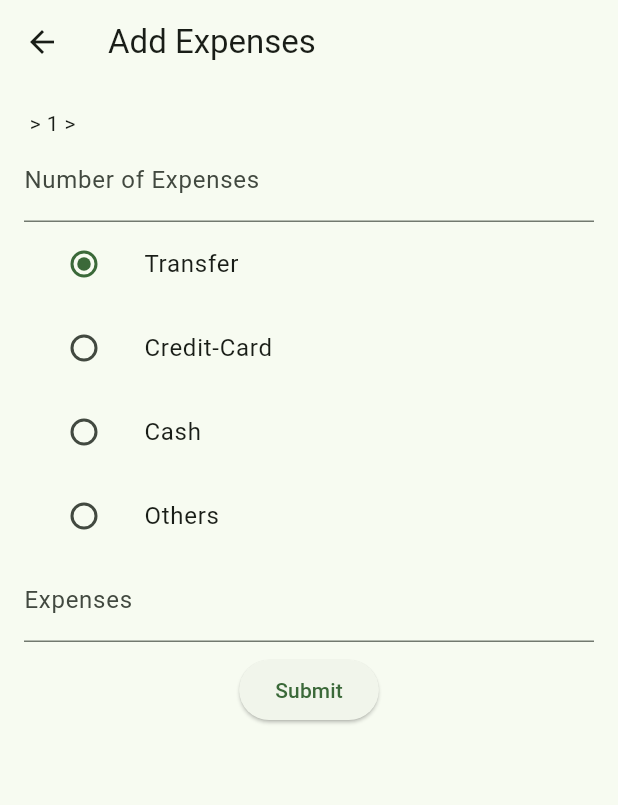
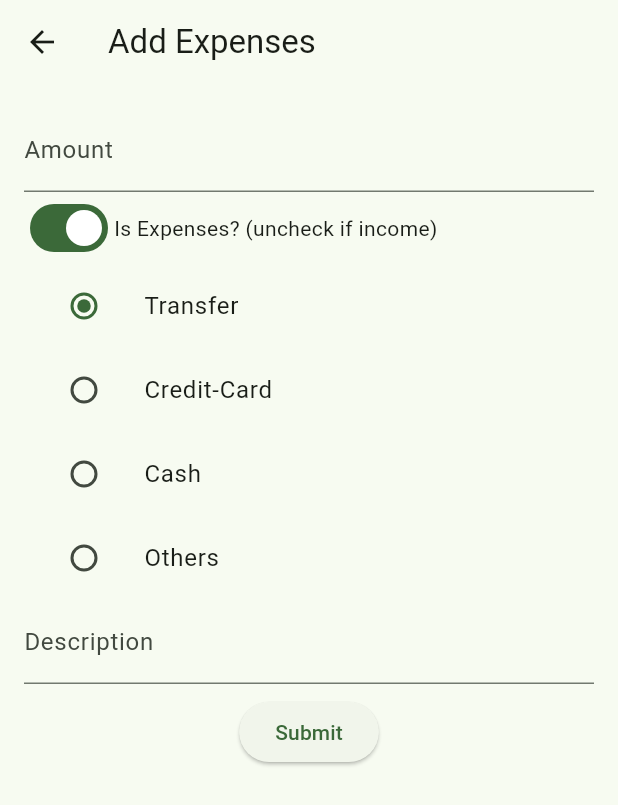
Before and after one commit to dragonkorn/expenses-manager, a Flutter app: the AddExpensesScreen screen opened by its route, on a phone screen of 412 x 824 dp. Shown: the top 805 px of the screen. Run offline on Flutter 3.47's test engine with Material 3 defaults, Android fonts, the phone set to English and light mode, and no system bars; our stand-ins replace bloc, equatable, flutter_bloc, flutter_secure_storage, freezed_annotation, get_it and 3 more; accounts and stored records are empty.

Commit message:
Add isExpenses field to Expenses and ExpensesModel

```diff
--- a/lib/data/db/sqlite.dart
+++ b/lib/data/db/sqlite.dart
@@ -24,8 +24,9 @@ class DatabaseHelper {
       // When the database is first created, create a table to store dogs.
       onCreate: (db, version) {
         // Run the CREATE TABLE statement on the database.
+        // return db.execute('DROP TABLE IF EXISTS expenses');
         return db.execute(
-          'CREATE TABLE expenses ( id TEXT PRIMARY KEY, amount REAL, date DATE, expensesMethod TEXT, description TEXT)',
+          'CREATE TABLE expenses ( id TEXT PRIMARY KEY, amount REAL, date DATE, expensesMethod TEXT, description TEXT, isExpenses INTEGER)',
         );
       },
       // Set the version. This executes the onCreate function and provides a
@@ -34,3 +35,8 @@ class DatabaseHelper {
     );
   }
 }
+
+/// To find db
+/// `ps aux | grep 'CoreSimulator/Devices'`
+/// `cd /Users/kornisaranimitr/Library/Developer/CoreSimulator/Devices/C15B237E-ADCF-48F6-B84E-FD5A81682D2C/`
+/// `find ./ -type f -name 'expenses_database.db'`
--- a/lib/data/expenses_repository.dart
+++ b/lib/data/expenses_repository.dart
@@ -22,9 +22,10 @@ class ExpensesRepository {
 
   Future<void> insert(ExpensesModel expenses) async {
     final db = await dbCore.getDatabase();
+    var json = expenses.toJson();
     await db.insert(
       'expenses',
-      expenses.toJson(),
+      json,
       conflictAlgorithm: ConflictAlgorithm.replace,
     );
   }
--- a/lib/data/models/expenses_model.dart
+++ b/lib/data/models/expenses_model.dart
@@ -11,6 +11,7 @@ class ExpensesModel with _$ExpensesModel {
     required DateTime date,
     required String expensesMethod,
     required String description,
+    int? isExpenses,
   }) = _ExpensesModel;
 
   factory ExpensesModel.fromJson(Map<String, dynamic> json) =>
--- a/lib/data/storage/add_expenses.dart
+++ b/lib/data/storage/add_expenses.dart
@@ -47,6 +47,11 @@ class ExpensesStorageManager {
       expensesModelList.add(newExpenses);
       for (var expensesModel in expensesModelList) {
         final json = expensesModel.toJson();
+        json['isExpenses'] = switch (json['isExpenses']) {
+          true => 1,
+          false => 0,
+          _ => null,
+        };
         expensesJsonList.add(json);
       }
       final encoded = jsonEncode(expensesJsonList);
--- a/lib/domain/entities/expenses.dart
+++ b/lib/domain/entities/expenses.dart
@@ -11,6 +11,7 @@ class Expenses with _$Expenses {
     required DateTime date,
     required String expensesMethod,
     required String description,
+    int? isExpenses,
   }) = _Expenses;
 
   factory Expenses.fromJson(Map<String, dynamic> json) =>
--- a/lib/domain/usecases/add_expenses_usecase.dart
+++ b/lib/domain/usecases/add_expenses_usecase.dart
@@ -21,6 +21,7 @@ class AddExpensesUsecase extends UseCase<AddExpensesUsecaseParams, bool> {
       amount: params.amount,
       date: DateTime.now(),
       expensesMethod: params.expensesMethod,
+      isExpenses: params.isExpenses,
     );
 
     try {
@@ -36,10 +37,12 @@ class AddExpensesUsecaseParams {
   final String description;
   final double amount;
   final String expensesMethod;
+  final int isExpenses;
 
   AddExpensesUsecaseParams({
     required this.description,
     required this.amount,
     required this.expensesMethod,
+    required this.isExpenses,
   });
 }
--- a/lib/presentation/blocs/create_expenses_bloc.dart
+++ b/lib/presentation/blocs/create_expenses_bloc.dart
@@ -32,6 +32,7 @@ class CreateExpensesBloc
         description: event.description,
         amount: event.amount,
         expensesMethod: event.expensesMethod,
+        isExpenses: event.isExpenses,
       ));
       if (isSuccess) {
         return emit(CreateExpensesSuccess());
--- a/lib/presentation/blocs/create_expenses_event.dart
+++ b/lib/presentation/blocs/create_expenses_event.dart
@@ -13,11 +13,13 @@ final class CreateExpensesSubmitted extends CreateExpensesEvent {
   final double amount;
   final String expensesMethod;
   final String description;
+  final int isExpenses;
 
   const CreateExpensesSubmitted({
     required this.amount,
     required this.expensesMethod,
     required this.description,
+    required this.isExpenses,
   });
 
   @override
@@ -25,5 +27,6 @@ final class CreateExpensesSubmitted extends CreateExpensesEvent {
         amount,
         expensesMethod,
         description,
+        isExpenses,
       ];
 }
--- a/lib/presentation/screens/add_expenses_screen.dart
+++ b/lib/presentation/screens/add_expenses_screen.dart
@@ -15,6 +15,7 @@ class _AddExpensesScreenState extends State<AddExpensesScreen> {
   String _expensesValue = '';
   String _expensesMethod = '1';
   String _description = '';
+  bool _isExpenses = true;
 
   void _onSubmit() {
     context.read<CreateExpensesBloc>().add(
@@ -22,6 +23,7 @@ class _AddExpensesScreenState extends State<AddExpensesScreen> {
             amount: double.parse(_expensesValue),
             expensesMethod: _expensesMethod,
             description: _description,
+            isExpenses: _isExpenses ? 1 : 0,
           ),
         );
   }
@@ -56,15 +58,9 @@ class _AddExpensesScreenState extends State<AddExpensesScreen> {
               },
               child: Column(
                 children: [
-                  Row(
-                    children: [
-                      Text(
-                          '$_expensesValue > $_expensesMethod > $_description'),
-                    ],
-                  ),
                   TextField(
                     decoration: const InputDecoration(
-                      labelText: 'Number of Expenses',
+                      labelText: 'Amount',
                     ),
                     keyboardType: const TextInputType.numberWithOptions(
                       decimal: true,
@@ -76,7 +72,23 @@ class _AddExpensesScreenState extends State<AddExpensesScreen> {
                       });
                     },
                   ),
+                  // Switch input between expenses or income
+                  Row(
+                    children: [
+                      Switch(
+                        value: _isExpenses,
+                        onChanged: (newValue) {
+                          setState(() {
+                            _isExpenses = newValue;
+                            _expensesMethod = '0';
+                          });
+                        },
+                      ),
+                      const Text('Is Expenses? (uncheck if income)'),
+                    ],
+                  ),
                   ExpensesMethod(
+                    isExpenses: _isExpenses,
                     onChanged: (value) {
                       setState(() {
                         _expensesMethod = value;
@@ -85,7 +97,7 @@ class _AddExpensesScreenState extends State<AddExpensesScreen> {
                   ),
                   TextField(
                     decoration: const InputDecoration(
-                      labelText: 'Expenses',
+                      labelText: 'Description',
                     ),
                     onChanged: (value) {
                       setState(() {
--- a/lib/presentation/widgets/index.dart
+++ b/lib/presentation/widgets/index.dart
@@ -1 +1,2 @@
 export 'package:expenses_manager/presentation/widgets/inputs/expenses_method.dart';
+export 'package:expenses_manager/presentation/widgets/inputs/switch_input.dart';
--- a/lib/presentation/widgets/inputs/expenses_method.dart
+++ b/lib/presentation/widgets/inputs/expenses_method.dart
@@ -1,9 +1,11 @@
 import 'package:flutter/material.dart';
 
 class ExpensesMethod extends StatefulWidget {
-  const ExpensesMethod({Key? key, required this.onChanged}) : super(key: key);
+  const ExpensesMethod({Key? key, required this.onChanged, this.isExpenses})
+      : super(key: key);
 
   final void Function(String value) onChanged;
+  final bool? isExpenses;
 
   @override
   State<ExpensesMethod> createState() => _ExpensesMethodState();
```
Also changed, not shown: lib/presentation/widgets/inputs/switch_input.dart (added, +28 -0 lines), lib/data/models/expenses_model.freezed.dart, lib/data/models/expenses_model.g.dart, lib/domain/entities/expenses.freezed.dart, lib/domain/entities/expenses.g.dart.
